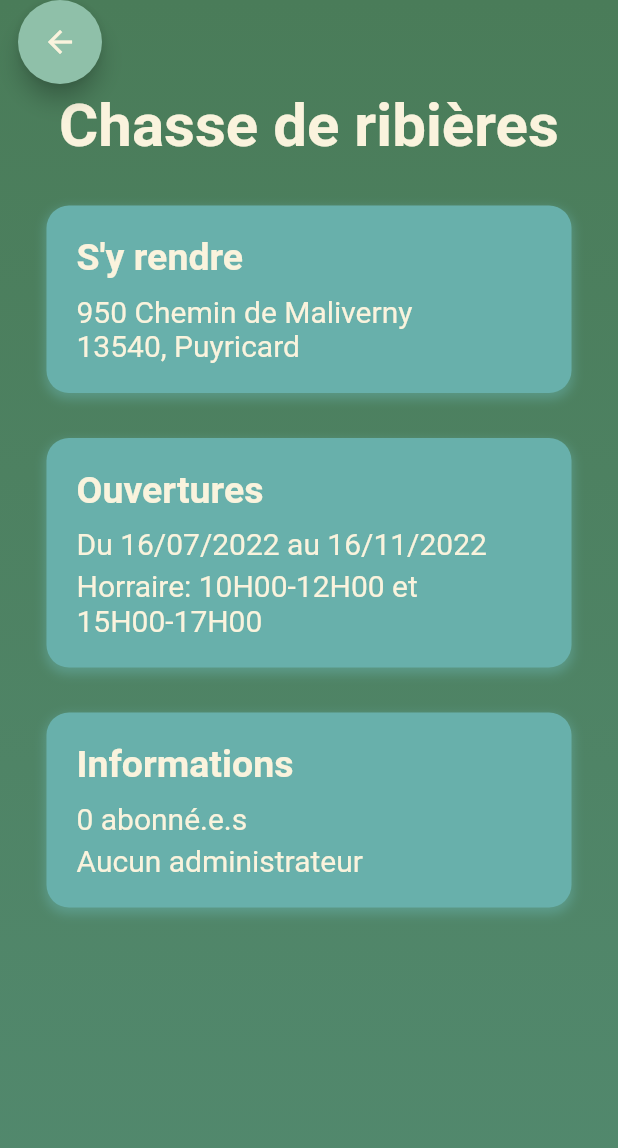
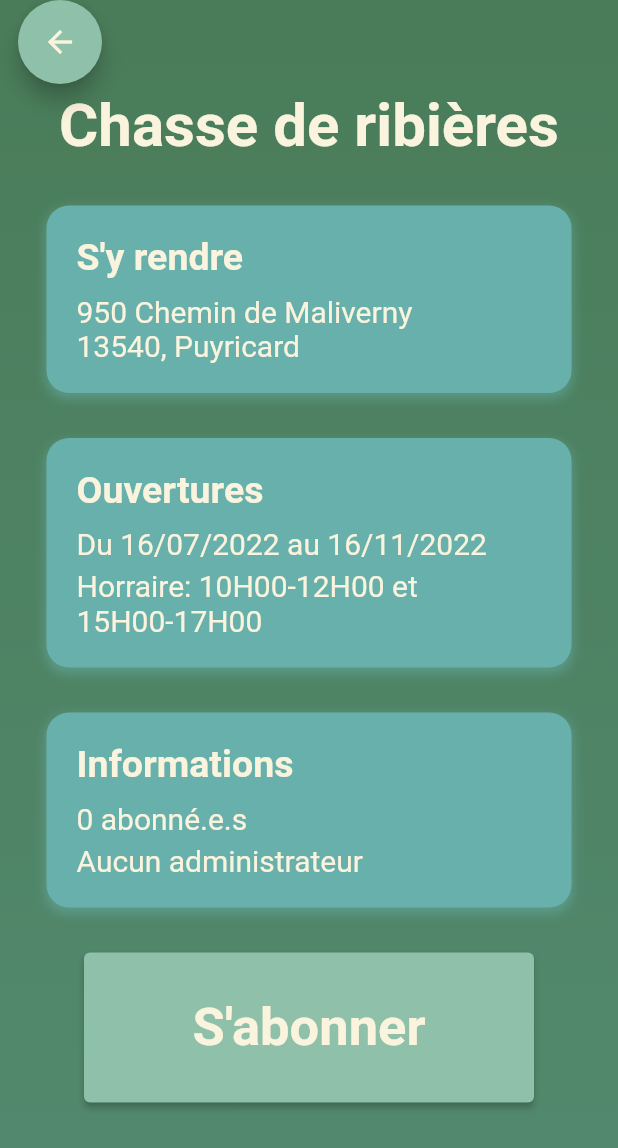
Before and after one commit to hugo-piedanna/chasse_infos, a Flutter app: the listHuntingPoint screen opened directly, after a tap on "Chasse de ribières", on a phone screen of 412 x 824 dp. Shown: the top 1148 px of the screen. Run offline on Flutter 3.47's test engine with Material 2 defaults, Android fonts, the phone set to English and light mode, and no system bars; our stand-ins replace curved_navigation_bar, flutter_map, hexcolor, latlong2; missing offline and left inert: open_mail_app.

Commit message:
Adding subscribe button

```diff
--- a/lib/main.dart
+++ b/lib/main.dart
@@ -16,7 +16,6 @@ class LoginUiApp extends StatelessWidget {
   @override
   Widget build(BuildContext context) {
     return const MaterialApp(
-      title: 'Flutter Login UI',
       debugShowCheckedModeBanner: false,
       home: login(),
     );
--- a/lib/pages/huntPoint.dart
+++ b/lib/pages/huntPoint.dart
@@ -183,12 +183,30 @@ class _huntPoint extends State<huntPoint> {
                               const SizedBox(
                                 height: 5,
                               ),
-                              const Text(
-                                "Aucun administrateur",
-                                style: TextStyle(
+                              Text(
+                                items.adminID.toString() == "n/a"
+                                    ? "Aucun administrateur"
+                                    : items.adminID.toString(),
+                                style: const TextStyle(
                                     fontSize: 20, color: Color(0xfffaf3dd)),
                               ),
                             ]),
+                      ),
+                      const SizedBox(
+                        height: 30,
+                      ),
+                      ElevatedButton(
+                        onPressed: () {},
+                        style: ElevatedButton.styleFrom(
+                          minimumSize: const Size(300, 100),
+                          onPrimary: HexColor('#faf3dd'),
+                          primary: HexColor('#8fc0a9'),
+                        ),
+                        child: const Text(
+                          "S'abonner",
+                          style: TextStyle(
+                              fontSize: 35, fontWeight: FontWeight.bold),
+                        ),
                       ),
                     ],
                   ),
--- a/lib/pointDataModel.dart
+++ b/lib/pointDataModel.dart
@@ -23,7 +23,7 @@ class pointDataModel {
     country = json['country'];
     address = json['address'];
     hunter = json['hunter'];
-    adminID = json['dminID'];
+    adminID = json['adminID'];
     Map season = json['season'];
     dateOpen = season['date-open'];
     dateClose = season['date-close'];
--- a/pubspec.yaml
+++ b/pubspec.yaml
@@ -40,6 +40,7 @@ dependencies:
   latlong2: ^0.8.1
   geolocator: ^9.0.1
   open_mail_app: ^0.4.5
+  weather: ^2.0.1
 
 dev_dependencies:
   flutter_test:
```
Also changed, not shown: pubspec.lock.
